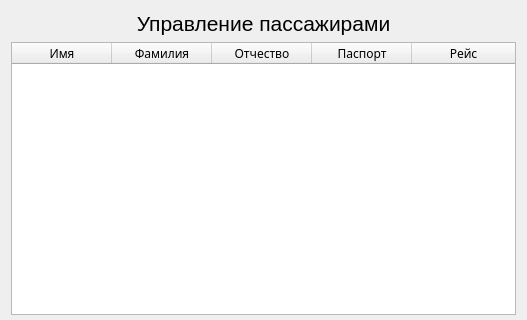
First picture: the form in dialog_controlpassengers.ui, repository zloysergunya/IS_Airport, before the edit; both pictures show x 0 to 527 and y 0 to 320 of the 527 by 480 pixel window.
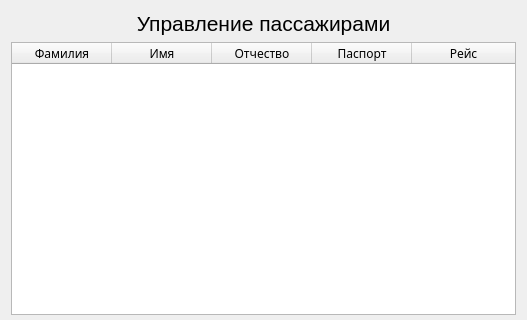
Second picture: the form after the edit.

What changed in the file:
```diff
--- a/dialog_controlpassengers.ui
+++ b/dialog_controlpassengers.ui
@@ -54,16 +54,16 @@
      <attribute name="horizontalHeaderStretchLastSection">
       <bool>true</bool>
      </attribute>
-     <column>
-      <property name="text">
-       <string>Имя</string>
-      </property>
-     </column>
      <column>
       <property name="text">
        <string>Фамилия</string>
       </property>
      </column>
+     <column>
+      <property name="text">
+       <string>Имя</string>
+      </property>
+     </column>
      <column>
       <property name="text">
        <string>Отчество</string>
```
Left out of the diff: 6 changed lines with no effect on the pictures.
